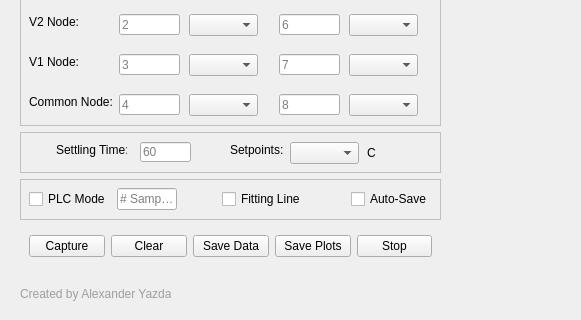
Old version of the form TCR_Calibration_GUI_backend.ui in the repository Alexyazdani/GUI_Testing; both pictures show x 0 to 581 and y 316 to 636 of the 1104 by 636 pixel window.
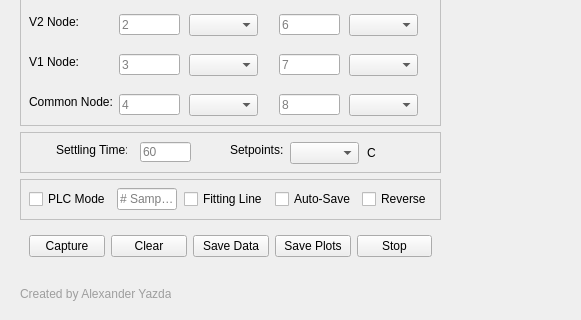
New version of the form.

```diff
--- a/TCR_Calibration_GUI_backend.ui
+++ b/TCR_Calibration_GUI_backend.ui
@@ -927,6 +927,26 @@
            </property>
           </widget>
          </item>
+         <item>
+          <spacer name="horizontalSpacer_3">
+           <property name="orientation">
+            <enum>Qt::Horizontal</enum>
+           </property>
+           <property name="sizeHint" stdset="0">
+            <size>
+             <width>3</width>
+             <height>20</height>
+            </size>
+           </property>
+          </spacer>
+         </item>
+         <item>
+          <widget class="QCheckBox" name="tcr_dir_checkBox">
+           <property name="text">
+            <string>Reverse</string>
+           </property>
+          </widget>
+         </item>
         </layout>
        </widget>
       </item>
```
